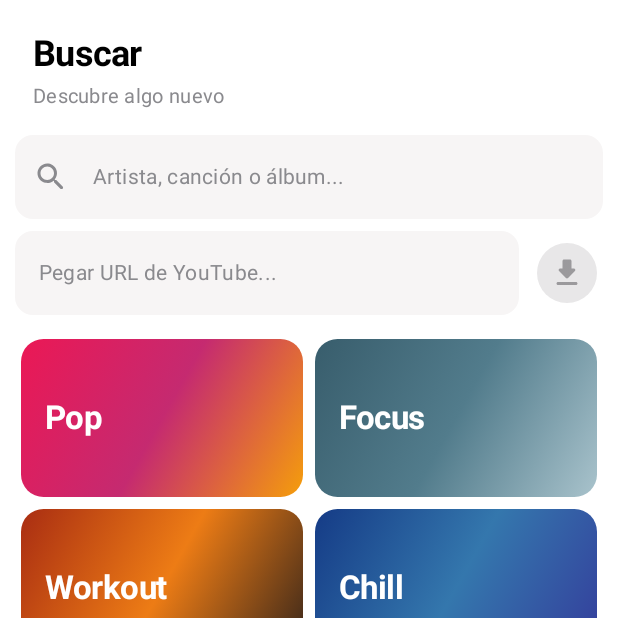
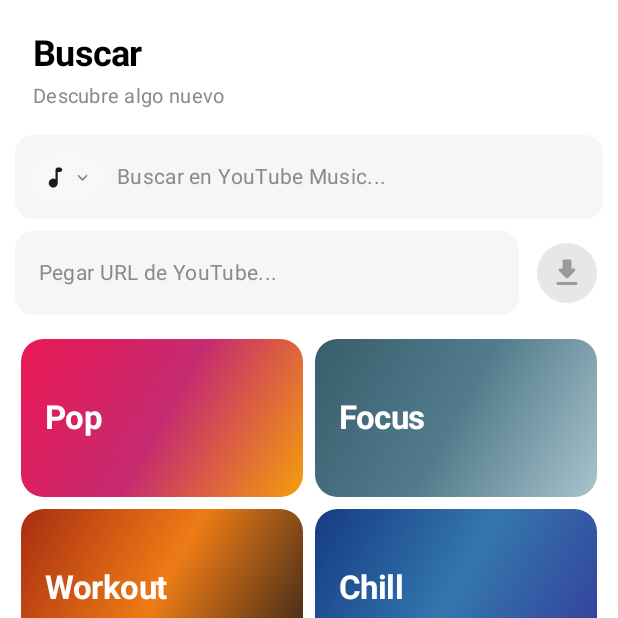
Before and after one commit to Bigpotatozz/Loop, an Android app built with Jetpack Compose: the screen it shows after launch (MainActivity), item 3 of the bottom bar chosen, on a phone screen of 412 x 824 dp, the top half of it. Run offline under Robolectric (Android 15) with nearby library versions, the phone set to English and light mode, and no system bars; our stand-ins replace Room's generated code; pictures from the network do not load; 8 statements that could not run were skipped.

Commit message:
add: funcion de alternar entre yt music y youtube

```diff
--- a/app/src/main/java/com/oscar/orbimusic/data/local/database/dao/FavoritesDao.kt
+++ b/app/src/main/java/com/oscar/orbimusic/data/local/database/dao/FavoritesDao.kt
@@ -27,9 +27,6 @@ interface FavoritesDao {
     @Query("SELECT songId FROM favorites")
     fun getFavoriteIds(): Flow<List<Long>>
 
-    //Caratulas para el mosaico de la fila de Favoritos. Aqui si se puede usar
-    //LIMIT porque es una sola lista; en playlistDetalle habria que limitar por
-    //playlist, que es lo que SQLite no deja sin funciones de ventana.
     @Query("""
         SELECT songs.albumArtPath FROM songs
         INNER JOIN favorites ON songs.id = favorites.songId
--- /dev/null
+++ b/app/src/main/java/com/oscar/orbimusic/data/models/SearchOutcome.kt
@@ -0,0 +1,6 @@
+package com.oscar.orbimusic.data.models
+
+data class SearchOutcome(
+    val results: List<YtSearchResult>,
+    val fallbackFrom: SearchSource? = null
+)
--- /dev/null
+++ b/app/src/main/java/com/oscar/orbimusic/data/models/SearchSource.kt
@@ -0,0 +1,7 @@
+package com.oscar.orbimusic.data.models
+enum class SearchSource(val label: String) {
+    YT_MUSIC("YouTube Music"),
+    YOUTUBE("YouTube");
+
+    fun other(): SearchSource = if (this == YT_MUSIC) YOUTUBE else YT_MUSIC
+}
--- a/app/src/main/java/com/oscar/orbimusic/presentation/ui/screens/DownloadScreen.kt
+++ b/app/src/main/java/com/oscar/orbimusic/presentation/ui/screens/DownloadScreen.kt
@@ -17,6 +17,7 @@ import androidx.compose.foundation.layout.fillMaxSize
 import androidx.compose.foundation.layout.fillMaxWidth
 import androidx.compose.foundation.layout.height
 import androidx.compose.foundation.layout.padding
+import androidx.compose.foundation.layout.size
 import androidx.compose.foundation.lazy.LazyColumn
 import androidx.compose.foundation.lazy.itemsIndexed
 import androidx.compose.foundation.shape.RoundedCornerShape
@@ -25,7 +26,9 @@ import androidx.compose.foundation.text.KeyboardOptions
 import androidx.compose.material.icons.Icons
 import androidx.compose.material.icons.rounded.Close
 import androidx.compose.material.icons.rounded.Download
-import androidx.compose.material.icons.rounded.Search
+import androidx.compose.material.icons.rounded.KeyboardArrowDown
+import androidx.compose.material.icons.rounded.MusicNote
+import androidx.compose.material.icons.rounded.OndemandVideo
 import androidx.compose.material3.CircularProgressIndicator
 import androidx.compose.material3.FilledIconButton
 import androidx.compose.material3.Icon
@@ -57,6 +60,7 @@ import androidx.compose.ui.text.input.ImeAction
 import androidx.compose.ui.unit.dp
 import androidx.compose.ui.unit.sp
 import androidx.media3.common.util.UnstableApi
+import com.oscar.orbimusic.data.models.SearchSource
 import com.oscar.orbimusic.presentation.ui.components.DownloadRowState
 import com.oscar.orbimusic.presentation.ui.components.SearchResultCard
 import com.oscar.orbimusic.presentation.viewmodel.DownloadViewModel
@@ -75,6 +79,8 @@ fun DownloadScreen(downloadViewModel: DownloadViewModel) {
 
     val searchResults by downloadViewModel.searchResults.collectAsState()
     val isSearching by downloadViewModel.isSearching.collectAsState()
+    val searchSource by downloadViewModel.searchSource.collectAsState()
+    val searchNotice by downloadViewModel.searchNotice.collectAsState()
     val isDownloading by downloadViewModel.isDownloading.collectAsState()
     val downloadingId by downloadViewModel.downloadingId.collectAsState()
     val downloadProgress by downloadViewModel.downloadProgress.collectAsState()
@@ -141,17 +147,40 @@ fun DownloadScreen(downloadViewModel: DownloadViewModel) {
             shape = RoundedCornerShape(12.dp),
             placeholder = {
                 Text(
-                    text = "Artista, canción o álbum...",
+                    text = "Buscar en ${searchSource.label}...",
                     style = MaterialTheme.typography.bodyMedium.copy(fontSize = 14.sp),
                     color = MaterialTheme.colorScheme.onSurfaceVariant
                 )
             },
             leadingIcon = {
+                Row(
+                    modifier = Modifier
+                        .padding(start = 10.dp, end = 4.dp)
+                        .clip(RoundedCornerShape(100))
+                        .background(MaterialTheme.colorScheme.primary.copy(alpha = 0.2f))
+                        .clickable { downloadViewModel.toggleSearchSource() }
+                        .padding(horizontal = 8.dp, vertical = 7.dp),
+                    verticalAlignment = Alignment.CenterVertically,
+                    horizontalArrangement = Arrangement.spacedBy(2.dp)
+                ) {
                     Icon(
-                    imageVector = Icons.Rounded.Search,
+                        imageVector = if (searchSource == SearchSource.YT_MUSIC)
+                            Icons.Rounded.MusicNote
+                        else Icons.Rounded.OndemandVideo,
+                        //La descripcion va aqui y no en el chevron: los dos iconos
+                        //son un solo control para el lector de pantalla
+                        contentDescription =
+                            "Fuente: ${searchSource.label}. Tocar para buscar en ${searchSource.other().label}",
+                        tint = MaterialTheme.colorScheme.onSurface,
+                        modifier = Modifier.size(18.dp)
+                    )
+                    Icon(
+                        imageVector = Icons.Rounded.KeyboardArrowDown,
                         contentDescription = null,
-                    tint = MaterialTheme.colorScheme.onSurfaceVariant
+                        tint = MaterialTheme.colorScheme.onSurfaceVariant,
+                        modifier = Modifier.size(14.dp)
                     )
+                }
             },
             trailingIcon = {
                 //Solo aparece si hay algo escrito; limpiar devuelve la pantalla a los widgets
@@ -267,6 +296,23 @@ fun DownloadScreen(downloadViewModel: DownloadViewModel) {
                     entranceDone = true
                 }
 
+                Column(
+                    Modifier
+                        .fillMaxWidth()
+                        .weight(1f)
+                ) {
+
+                    searchNotice?.let { from ->
+                        Text(
+                            text = "Sin resultados en ${from.label}, mostrando ${from.other().label}",
+                            style = MaterialTheme.typography.bodyMedium.copy(fontSize = 13.5.sp),
+                            color = MaterialTheme.colorScheme.onSurfaceVariant,
+                            modifier = Modifier
+                                .fillMaxWidth()
+                                .padding(horizontal = 22.dp, vertical = 8.dp)
+                        )
+                    }
+
                     LazyColumn(
                         Modifier
                             .fillMaxWidth()
@@ -316,6 +362,7 @@ fun DownloadScreen(downloadViewModel: DownloadViewModel) {
                                     state = rowState,
                                     downloadEnabled = !isDownloading
                                 )
+                            }
                         }
                     }
                 }
--- a/app/src/main/java/com/oscar/orbimusic/presentation/viewmodel/DownloadViewModel.kt
+++ b/app/src/main/java/com/oscar/orbimusic/presentation/viewmodel/DownloadViewModel.kt
@@ -10,6 +10,7 @@ import androidx.media3.common.util.Log
 import androidx.media3.common.util.UnstableApi
 import com.oscar.orbimusic.data.audio.DownloadMusicService
 import com.oscar.orbimusic.data.audio.DownloadMusicServiceConnection
+import com.oscar.orbimusic.data.models.SearchSource
 import com.oscar.orbimusic.data.models.YtSearchResult
 import com.oscar.orbimusic.di.AppModule
 import kotlinx.coroutines.Job
@@ -56,8 +57,19 @@ class DownloadViewModel(private val context: Context): ViewModel() {
     private val _isSearching = MutableStateFlow(false);
     val isSearching: StateFlow<Boolean> = _isSearching.asStateFlow();
 
+    //Fuente elegida por el usuario.
+    private val _searchSource = MutableStateFlow(SearchSource.YT_MUSIC);
+    val searchSource: StateFlow<SearchSource> = _searchSource.asStateFlow();
+
+    //La fuente que quedo vacia y obligo a reintentar en la otra.
+    private val _searchNotice = MutableStateFlow<SearchSource?>(null);
+    val searchNotice: StateFlow<SearchSource?> = _searchNotice.asStateFlow();
+
     //Referencia a la busqueda en curso para poder cancelarla cuando llega otra.
     private var searchJob: Job? = null;
+
+    //El ultimo texto buscado.
+    private var lastQuery: String = "";
 
     //Cuando se construye la opantalla se conecta automaticamente al servicio de descargas
     init {
@@ -110,7 +122,8 @@ class DownloadViewModel(private val context: Context): ViewModel() {
         context.unbindService(serviceConnection)
     }
 
-    //Lanza la busqueda en YouTube. El servicio devuelve la lista directo
+    //Lanza la busqueda en la fuente seleccionada. El servicio devuelve el
+    //SearchOutcome, que ademas de los resultados dice si hubo cambio de fuente.
     fun search(query: String){
         //Si ya habia una busqueda corriendo, se descarta: gana siempre la ultima
         searchJob?.cancel();
@@ -126,11 +139,27 @@ class DownloadViewModel(private val context: Context): ViewModel() {
             return;
         }
 
+        lastQuery = query;
+
         searchJob = viewModelScope.launch {
             _isSearching.value = true;
-            val results = service.searchOnYt(query);
-            _searchResults.value = results;
+            //El aviso viejo se limpia al arrancar y no al terminar, para que no
+            //se quede un banner de la busqueda anterior encima de los resultados nuevos
+            _searchNotice.value = null;
+            val outcome = service.searchOnYt(query, _searchSource.value);
+            _searchResults.value = outcome.results;
+            _searchNotice.value = outcome.fallbackFrom;
             _isSearching.value = false;
+        }
+    }
+
+    //Cambia de fuente
+    fun toggleSearchSource(){
+        _searchSource.value = _searchSource.value.other();
+
+        if(lastQuery.isNotBlank()){
+            //search() ya cancela la busqueda anterior en su primera linea
+            search(lastQuery);
         }
     }
 
@@ -147,6 +176,8 @@ class DownloadViewModel(private val context: Context): ViewModel() {
         _isSearching.value = false;
         //Las palomitas viven mientras la lista este en pantalla
         _completedDownloads.value = emptySet();
+        _searchNotice.value = null;
+        lastQuery = "";
     }
 
     fun downloadFromUrl(url: String) {
```
Also changed, not shown: app/src/main/java/com/oscar/orbimusic/data/audio/DownloadMusicService.kt (+44 -27 lines), 1 other file. Lines whose indentation alone changed are shown as unchanged.
